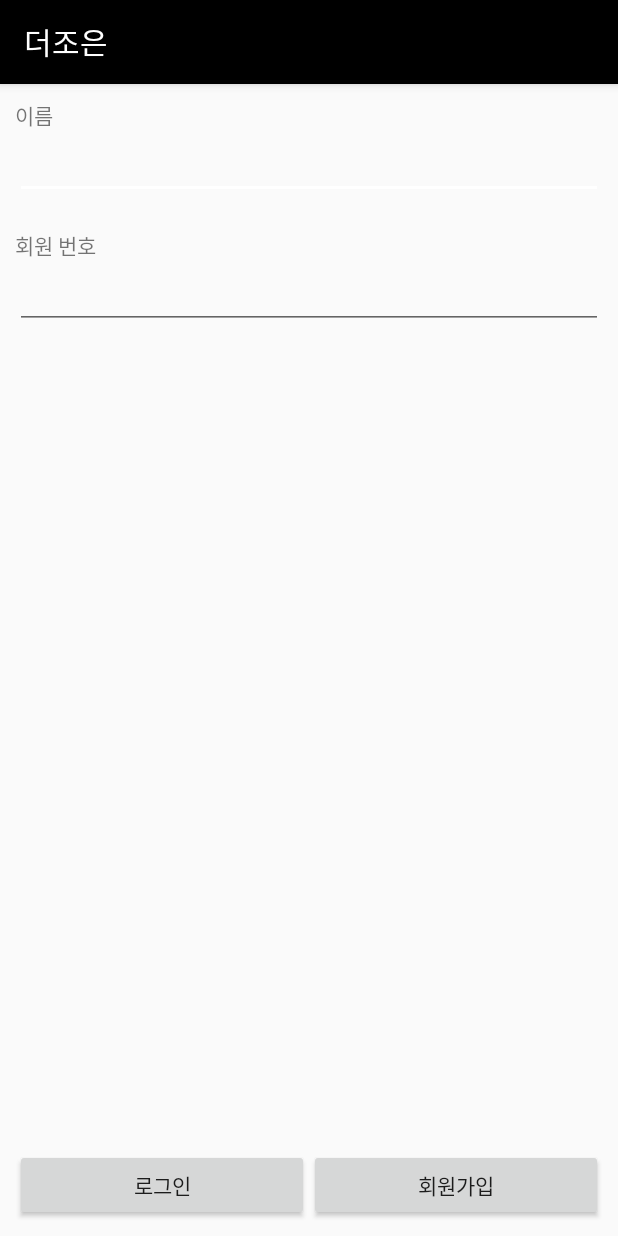
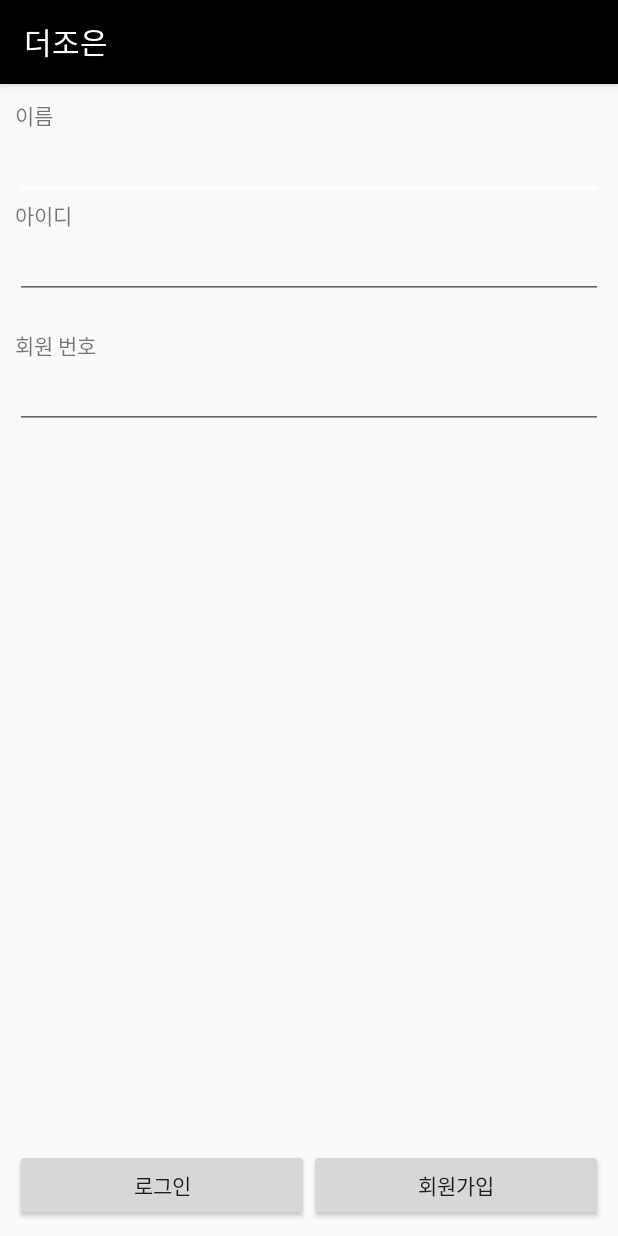
Before and after one commit to sjsid79/191031_01, an Android app: the screen it shows after launch (LoginActivity), on a phone screen of 412 x 824 dp. Run offline under Robolectric (Android 15) with nearby library versions, the phone set to English and light mode, and no system bars.

Commit message:
연습문제  - ID도 첨부해서 출력하기

```diff
--- a/app/src/main/java/com/tjoeun/a20191031_01/LoginActivity.kt
+++ b/app/src/main/java/com/tjoeun/a20191031_01/LoginActivity.kt
@@ -20,6 +20,8 @@ class LoginActivity : AppCompatActivity() {
 
             var userName = inputNum.text.toString()
             var userNum = inputId.text.toString()
+            var userId = inputId2.text.toString()
+
             val msgString = "${userNum}번 ${userName} 회원님 환영합니다."
 
             Toast.makeText(this, msgString, Toast.LENGTH_SHORT).show()
@@ -27,6 +29,7 @@ class LoginActivity : AppCompatActivity() {
             var myIntent = Intent(this, MainActivity::class.java)
             myIntent.putExtra("tagName", userName)
             myIntent.putExtra("tagNum", userNum)
+            myIntent.putExtra("tagId", userId)
             startActivity(myIntent)
         }
 
--- a/app/src/main/res/layout/activity_login.xml
+++ b/app/src/main/res/layout/activity_login.xml
@@ -15,6 +15,17 @@
 
     <EditText
         android:id="@+id/inputId"
+        android:layout_width="match_parent"
+        android:layout_height="wrap_content"
+        android:singleLine="true"/>
+
+    <TextView
+        android:layout_width="wrap_content"
+        android:layout_height="wrap_content"
+        android:text="아이디"/>
+
+    <EditText
+        android:id="@+id/inputId2"
         android:layout_width="match_parent"
         android:layout_height="wrap_content"
         android:singleLine="true"/>
--- a/app/src/main/res/layout/activity_main.xml
+++ b/app/src/main/res/layout/activity_main.xml
@@ -19,6 +19,7 @@
             android:src="@mipmap/ic_launcher"/>
 
         <TextView
+            android:id="@+id/memberNum"
             android:layout_width="wrap_content"
             android:layout_height="wrap_content"
             android:gravity="center"
@@ -26,6 +27,7 @@
             android:text="30번 회원"/>
 
         <TextView
+            android:id="@+id/memberName"
             android:layout_marginTop="10dp"
             android:layout_width="wrap_content"
             android:layout_height="wrap_content"
```
Also changed, not shown: app/src/main/java/com/tjoeun/a20191031_01/MainActivity.kt (+11 -0 lines).
